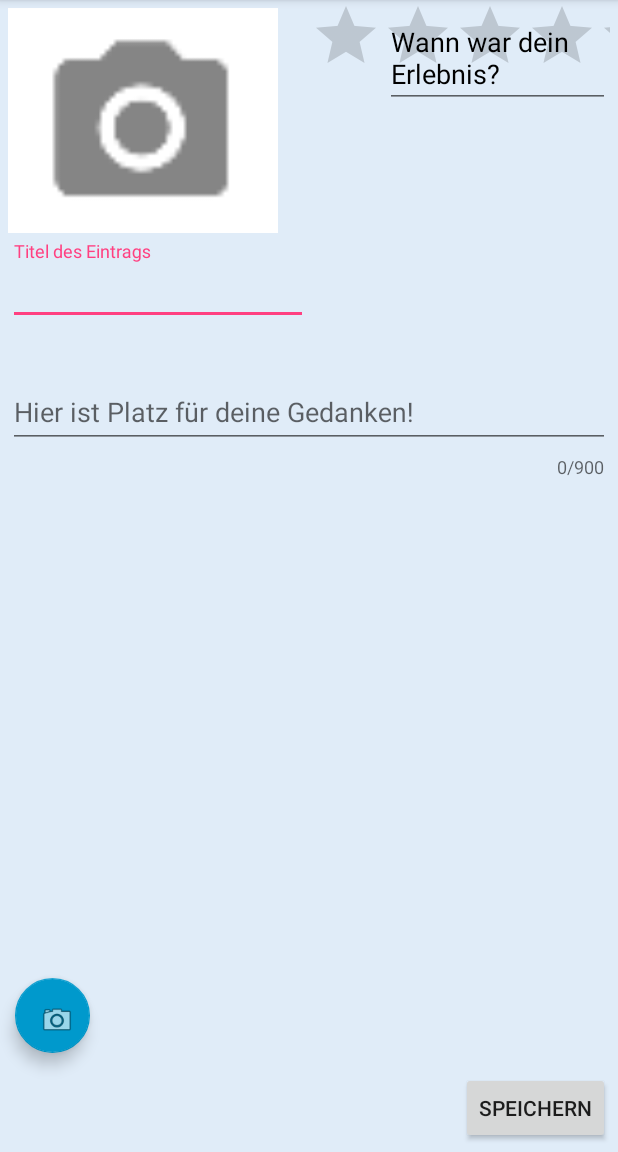
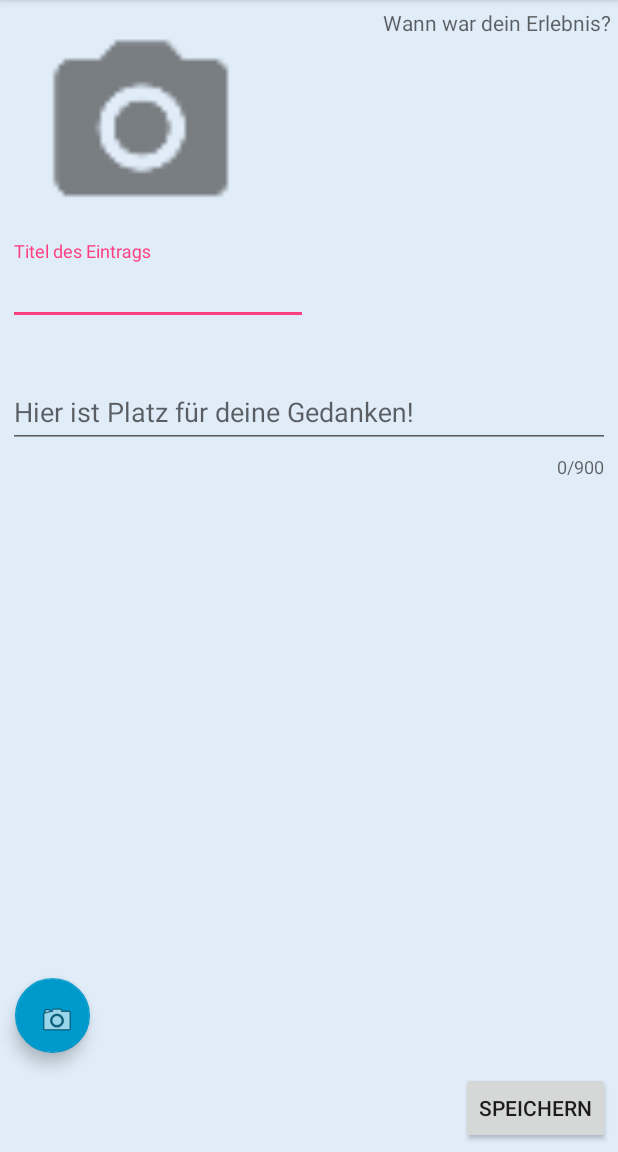
Before and after one commit to baduncle93/MobilesTagebuch, an Android app: the NeuerEintrag screen opened directly, with no data from a screen before it, on a phone screen of 412 x 824 dp, the part 84-1236 px from its top. Run offline under Robolectric (Android 15) with nearby library versions, the phone set to English and light mode, and no system bars.

Commit message:
some changes

```diff
--- a/app/src/main/res/layout/activity_neuereintrag.xml
+++ b/app/src/main/res/layout/activity_neuereintrag.xml
@@ -13,7 +13,7 @@
         android:layout_height="150dp"
         android:layout_marginStart="5dp"
         android:layout_marginTop="5dp"
-        android:background="@color/colorWhite"
+        android:background="@color/colorEintragsHintergrund"
         android:contentDescription="Kamera"
         app:layout_constraintStart_toStartOf="parent"
         app:layout_constraintTop_toTopOf="parent"
@@ -79,16 +79,15 @@
     </android.support.design.widget.TextInputLayout>
 
 
-        <android.support.design.widget.TextInputEditText
+        <TextView
             android:id="@+id/datum"
-            android:layout_width="150dp"
-            android:layout_height="wrap_content"
+            android:layout_width="wrap_content"
+            android:layout_height="25dp"
             android:hint="Wann war dein Erlebnis?"
             android:layout_marginEnd="5dp"
             android:layout_marginTop="5dp"
             android:selectAllOnFocus="false"
-            android:singleLine="false"
-            android:textColorHint="@android:color/black"
+            android:gravity="right"
             app:layout_constraintEnd_toEndOf="parent"
             app:layout_constraintTop_toTopOf="parent"/>
 
@@ -106,7 +105,7 @@
 
     <RatingBar
         android:id="@+id/ratingBar"
-        android:layout_width="200dp"
+        android:layout_width="1dp"
         android:layout_height="wrap_content"
         android:layout_marginEnd="5dp"
         android:numStars="5"
```
Also changed, not shown: app/src/main/java/com/example/baduncle/thediary/NeuerEintrag.java (+13 -2 lines).
